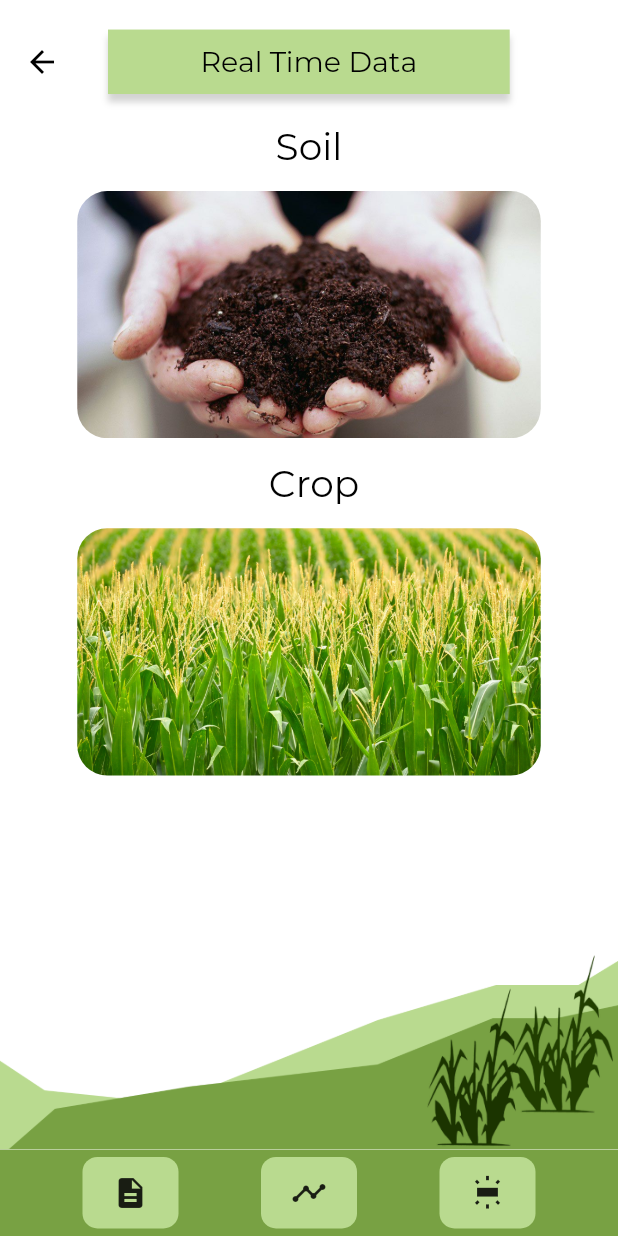
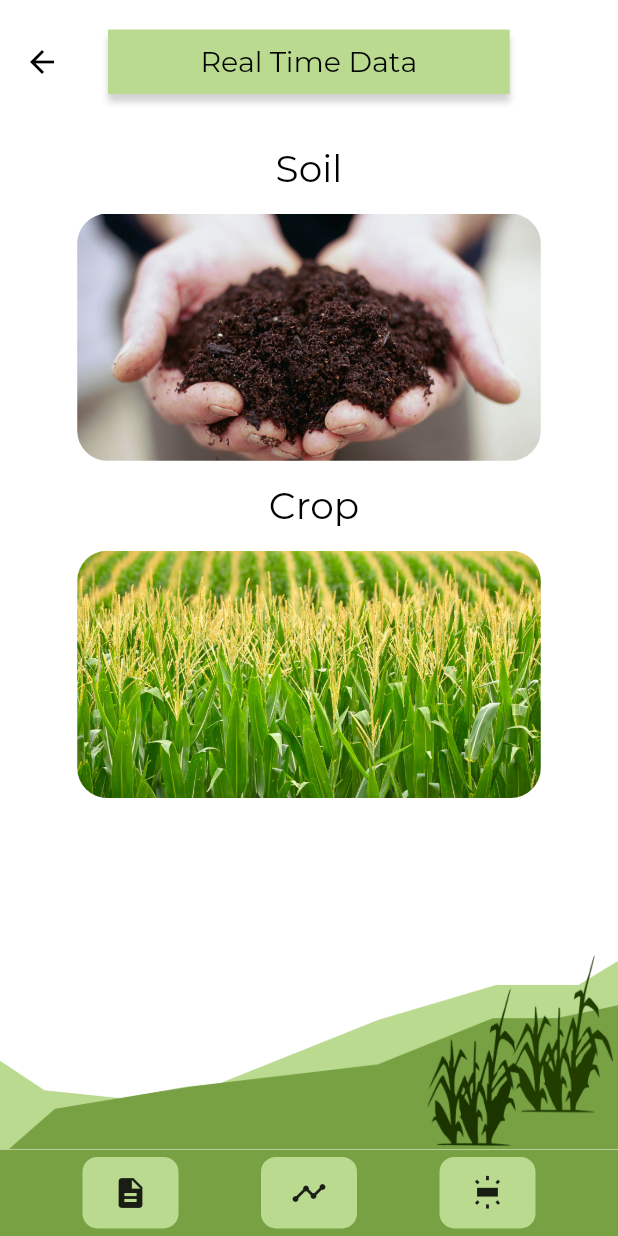
Before and after one commit to ik159/KrishiKadam, a Flutter app: the Screen screen opened directly, on a phone screen of 412 x 824 dp. Run offline on Flutter 3.47's test engine with Material 2 defaults, Android fonts, the phone set to English and light mode, and no system bars; our stand-ins replace cloud_firestore, firebase_auth, firebase_core, flutter_swiper, google_fonts; missing offline and left inert: custom_switch, folding_cell; accounts and stored records are empty; statements that could not run were skipped.

Commit message:
sizedboxes added(minor changes)

```diff
--- a/lib/components/Beginning.dart
+++ b/lib/components/Beginning.dart
@@ -171,7 +171,7 @@ class _BeginningPageState extends State<BeginningPage> {
             child: Column(
             children: [
               SizedBox(
-                height: height*0.02,
+                height: height*0.06,
               ),
               Container(
                 margin: EdgeInsets.symmetric(vertical: 5),
--- a/lib/components/section2/combine.dart
+++ b/lib/components/section2/combine.dart
@@ -29,7 +29,7 @@ class _ScreenState extends State<Screen> {
     return Scaffold(
       backgroundColor: Colors.white,
       appBar: AppBar(
-        toolbarHeight: height*0.1,
+        toolbarHeight: height * 0.1,
         backgroundColor: Colors.white,
         elevation: 0.0,
         title: Container(
@@ -49,8 +49,7 @@ class _ScreenState extends State<Screen> {
               BoxShadow(
                   color: Colors.grey.withOpacity(0.45),
                   blurRadius: 3,
-                  offset: Offset(0,5)
-              ),
+                  offset: Offset(0, 5)),
             ],
           ),
           padding: EdgeInsets.symmetric(horizontal: 25, vertical: 10),
@@ -63,7 +62,8 @@ class _ScreenState extends State<Screen> {
               color: Colors.black,
             ),
             onPressed: () {
-              Navigator.push(context, MaterialPageRoute(builder: (context) => HomePage()) );
+              Navigator.push(
+                  context, MaterialPageRoute(builder: (context) => HomePage()));
             },
           ),
         ),
@@ -73,6 +73,9 @@ class _ScreenState extends State<Screen> {
           child: Column(
             mainAxisAlignment: MainAxisAlignment.spaceEvenly,
             children: [
+              SizedBox(
+                height: 15,
+              ),
               Text(
                 'Soil',
                 style: TextStyle(
```
Lines whose indentation alone changed are shown as unchanged.
